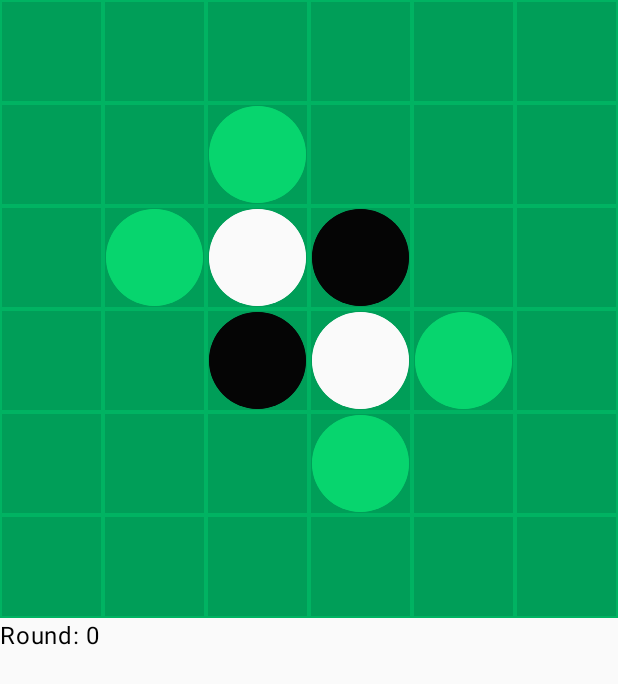
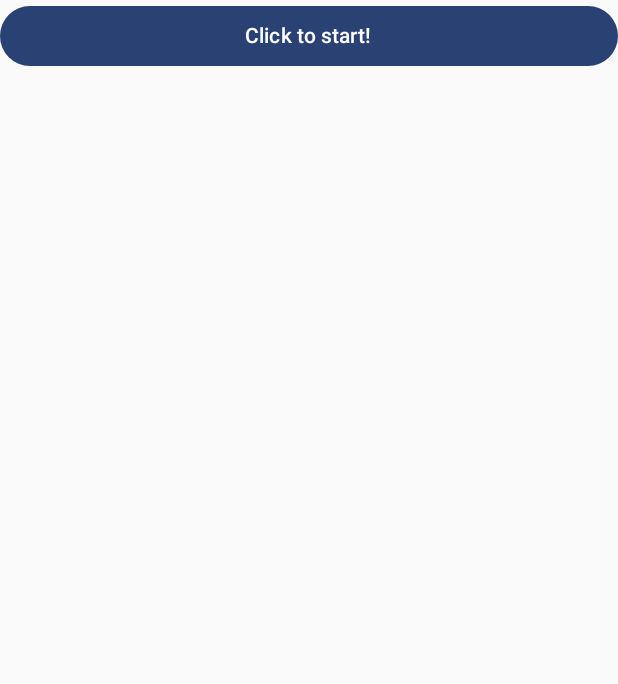
Before and after one commit to EdvinLjungqvist/Othello, an Android app built with Jetpack Compose: the screen it shows after launch (MainActivity), on a phone screen of 412 x 824 dp. Shown: the top 684 px of the screen. Run offline under Robolectric (Android 15) with nearby library versions, the phone set to English and light mode, and no system bars.

Commit message:
Created game states

```diff
--- a/app/src/main/java/me/edvin/othello/GameScreen.kt
+++ b/app/src/main/java/me/edvin/othello/GameScreen.kt
@@ -1,5 +1,6 @@
 package me.edvin.othello
 
+import android.icu.text.IDNA.Info
 import androidx.compose.foundation.background
 import androidx.compose.foundation.border
 import androidx.compose.foundation.layout.Box
@@ -11,6 +12,7 @@ import androidx.compose.foundation.layout.fillMaxWidth
 import androidx.compose.foundation.layout.padding
 import androidx.compose.foundation.lazy.grid.GridCells
 import androidx.compose.foundation.lazy.grid.LazyVerticalGrid
+import androidx.compose.material3.Button
 import androidx.compose.material3.IconButton
 import androidx.compose.material3.IconButtonDefaults
 import androidx.compose.material3.Text
@@ -21,12 +23,35 @@ import androidx.compose.ui.Modifier
 import androidx.compose.ui.graphics.Color
 import androidx.compose.ui.graphics.RectangleShape
 import androidx.compose.ui.unit.dp
+import me.edvin.othello.game.GameState
 import me.edvin.othello.game.GameViewModel
+import kotlin.math.pow
 
 @Composable
 fun GameScreen(viewModel: GameViewModel = remember { GameViewModel() }) {
-	val width = viewModel.game.grid.width
-	val height = viewModel.game.grid.height
+	val state = viewModel.state
+
+	if (state === GameState.START) {
+		Menu(viewModel = viewModel)
+	} else {
+		Game(viewModel = viewModel)
+	}
+}
+
+@Composable
+fun Menu(viewModel: GameViewModel) {
+	Button(
+		modifier = Modifier
+			.fillMaxWidth(),
+		onClick = {viewModel.state = GameState.PLAY}
+	) {
+		Text(text = "Click to start!")
+	}
+}
+
+@Composable
+fun Game(viewModel: GameViewModel) {
+	val dimension = viewModel.grid.dimension
 
 	Column(
 		modifier = Modifier.fillMaxSize()
@@ -39,9 +64,10 @@ fun GameScreen(viewModel: GameViewModel = remember { GameViewModel() }) {
 			LazyVerticalGrid(
 				modifier = Modifier
 					.fillMaxSize(),
-				columns = GridCells.Fixed(count = width)
+				columns = GridCells.Fixed(count = dimension)
+
 			) {
-				items(count = width * height) { index ->
+				items(count = dimension.toDouble().pow(2.0).toInt()) { index ->
 					Box(
 						modifier = Modifier
 							.fillMaxSize()
@@ -60,25 +86,27 @@ fun GameScreen(viewModel: GameViewModel = remember { GameViewModel() }) {
 		Row(
 			modifier = Modifier.fillMaxWidth()
 		) {
-			Text(
-				text = "Round: ${viewModel.game.round}",
-				color = Color.Black
-			)
+			val state = viewModel.state
+
+			if (state === GameState.PLAY) {
+				Info(viewModel = viewModel)
+			} else {
+				Result(viewModel = viewModel)
+			}
 		}
 	}
 }
 
-
 @Composable
 fun Square(index: Int, viewModel: GameViewModel) {
-	val x = index % viewModel.game.grid.width
-	val y = index / viewModel.game.grid.width
-	val value = viewModel.game.grid.getSquare(x, y)?.value
+	val x = index % viewModel.grid.dimension
+	val y = index / viewModel.grid.dimension
+	val value = viewModel.grid.getSquare(x, y)?.value
 
 	var color = Color.Transparent
 
-	if (value == -1 && viewModel.game.canPlace(x, y)) {
-		color = Color(7, 213, 110)
+	if (value == -1 && viewModel.canPlace(x, y)) {
+		color = Color(12, 190, 102, 255)
 	} else if (value == 0) {
 		color = Color(5, 5, 5)
 	} else if (value == 1) {
@@ -91,7 +119,7 @@ fun Square(index: Int, viewModel: GameViewModel) {
 			.padding(2.dp),
 		colors = IconButtonDefaults.iconButtonColors(color),
 		onClick = {
-			viewModel.game.place(x, y)
+			viewModel.place(x, y)
 		}
 	) {
 		Box(
@@ -102,5 +130,14 @@ fun Square(index: Int, viewModel: GameViewModel) {
 
 		}
 	}
+}
 
+@Composable
+fun Info(viewModel: GameViewModel) {
+	Text(text = "Game info...")
 }
+
+@Composable
+fun Result(viewModel: GameViewModel) {
+	Text(text = "Game results...")
+}
--- a/app/src/main/java/me/edvin/othello/game/Game.kt
+++ /dev/null
@@ -1,66 +0,0 @@
-package me.edvin.othello.game
-
-import me.edvin.othello.grid.Grid
-import me.edvin.othello.square.Square
-import androidx.compose.runtime.mutableIntStateOf
-import androidx.compose.runtime.getValue
-import androidx.compose.runtime.setValue
-import kotlin.math.max
-
-class Game {
-	val grid = Grid()
-	var round by mutableIntStateOf(0) // Update composable on change
-
-	private fun getPlacementChanges(x: Int, y: Int, player: Int): ArrayList<Square> {
-		val changes = ArrayList<Square>()
-
-		for (dx in -1 .. 1) {
-			for (dy in -1 .. 1) {
-				if (dx != 0 || dy != 0) {
-					val ray = ArrayList<Square>()
-
-					for (l in 1 .. max(grid.width, grid.height)) {
-						val nx = x + dx * l
-						val ny = y + dy * l
-						val square = grid.getSquare(nx, ny)
-						val value = square?.value
-
-						if (value != getOpponent()) {
-							if (value == player) {
-								changes.addAll(ray)
-							}
-							break
-						}
-						ray.add(square)
-					}
-				}
-			}
-		}
-		return changes
-	}
-
-	fun place(x: Int, y: Int) {
-		if (canPlace(x, y)) {
-			val player = getPlayer()
-			val changes = getPlacementChanges(x, y, player)
-
-			for (square in changes) {
-				square.value = player
-			}
-			grid.getSquare(x, y)?.value = player
-			round++
-		}
-	}
-
-	fun canPlace(x: Int, y: Int): Boolean {
-		return grid.getSquare(x, y)?.value == -1 && getPlacementChanges(x, y, getPlayer()).isNotEmpty()
-	}
-
-	fun getPlayer(): Int {
-		return round % 2
-	}
-
-	fun getOpponent(): Int {
-		return (round + 1) % 2
-	}
-}
--- /dev/null
+++ b/app/src/main/java/me/edvin/othello/game/GameState.kt
@@ -0,0 +1,7 @@
+package me.edvin.othello.game
+
+enum class GameState {
+	START,
+	PLAY,
+	END
+}
--- /dev/null
+++ b/app/src/main/java/me/edvin/othello/game/grid/Grid.kt
@@ -0,0 +1,40 @@
+package me.edvin.othello.game.grid
+
+import me.edvin.othello.game.grid.square.Square
+
+class Grid {
+	val dimension = 4
+	val squares = ArrayList<Square>()
+
+	init {
+		val c = dimension / 2
+
+		for (x in 0 until dimension) {
+			for (y in 0 until dimension) {
+				val square = Square(x, y)
+
+				if ((x == c && y == c - 1) || (x == c - 1 && y == c)) {
+					square.value = 0
+				} else if ((x == c - 1 && y == c - 1) || (x == c && y == c)) {
+					square.value = 1
+				}
+				squares.add(square)
+			}
+		}
+	}
+
+	fun getSquare(x: Int, y: Int): Square? {
+		return squares.firstOrNull { it.x == x && it.y == y }
+	}
+
+	fun getSquareCount(player: Int): Int {
+		var count = 0
+
+		for (square in squares) {
+			if (square.value == player) {
+				count++
+			}
+		}
+		return count
+	}
+}
--- a/app/src/main/java/me/edvin/othello/square/Square.kt
+++ b/app/src/main/java/me/edvin/othello/game/grid/square/Square.kt
@@ -1,4 +1,4 @@
-package me.edvin.othello.square
+package me.edvin.othello.game.grid.square
 
 class Square(val x: Int, val y: Int) {
 	var value = -1
--- a/app/src/main/java/me/edvin/othello/grid/Grid.kt
+++ /dev/null
@@ -1,31 +0,0 @@
-package me.edvin.othello.grid
-
-import me.edvin.othello.square.Square
-
-class Grid {
-	val width = 6
-	val height = 6
-	private val squares = ArrayList<Square>()
-
-	init {
-		val cx = width / 2
-		val cy = height / 2
-
-		for (x in 0 until width) {
-			for (y in 0 until height) {
-				val square = Square(x, y)
-
-				if ((x == cx && y == cy - 1) || (x == cx - 1 && y == cy)) {
-					square.value = 0
-				} else if ((x == cx - 1 && y == cy - 1) || (x == cx && y == cy)) {
-					square.value = 1
-				}
-				squares.add(square)
-			}
-		}
-	}
-
-	fun getSquare(x: Int, y: Int): Square? {
-		return squares.firstOrNull { it.x == x && it.y == y }
-	}
-}
```
Also changed, not shown: app/src/main/java/me/edvin/othello/game/GameViewModel.kt (+78 -1 lines).
